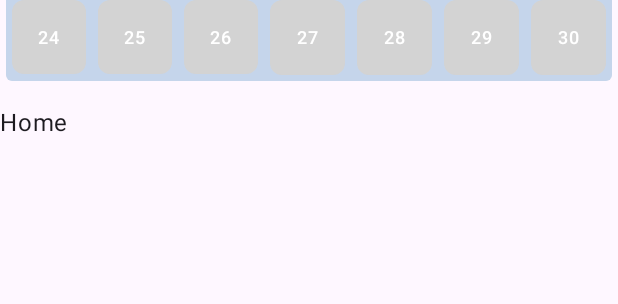
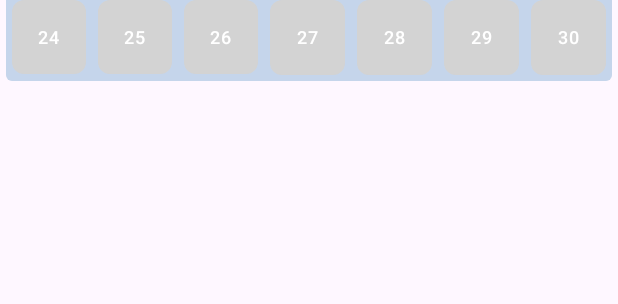
Before and after one commit to yugo-miyabe/Habits_App, an Android app built with Jetpack Compose: the @Preview function App, on a phone screen of 412 x 824 dp. Shown: the part 585-889 px from the top of the screen. Run offline under Robolectric (Android 15) with nearby library versions, the phone set to English and light mode, and no system bars; our stand-ins replace Compose Multiplatform resources, Room's generated code; 1 statement that could not run was skipped.

Commit message:
ケース作成

```diff
--- a/composeApp/src/commonMain/kotlin/jp/yuyuyu/habits/screen/home/HomeScreen.kt
+++ b/composeApp/src/commonMain/kotlin/jp/yuyuyu/habits/screen/home/HomeScreen.kt
@@ -21,7 +21,6 @@ fun HomeScreen(
     uiState.value.let { state ->
         when (state) {
             is HomeUiState.Success -> {
-                state.currentDateTime
                 HomeTemplate(
                     calendarPagerState = pager,
                     currentDateTime = state.currentDateTime,
@@ -29,8 +28,12 @@ fun HomeScreen(
                 )
             }
 
-            else -> {
-                /* TODO */
+            is HomeUiState.Error -> {
+                // TODO エラー表示
+            }
+
+            is HomeUiState.Loading -> {
+                // TODO ローディング表示
             }
         }
     }
--- a/composeApp/src/commonMain/kotlin/jp/yuyuyu/habits/ui/template/HomeTemplate.kt
+++ b/composeApp/src/commonMain/kotlin/jp/yuyuyu/habits/ui/template/HomeTemplate.kt
@@ -11,9 +11,7 @@ import androidx.compose.foundation.pager.PagerState
 import androidx.compose.foundation.pager.rememberPagerState
 import androidx.compose.material3.Icon
 import androidx.compose.material3.IconButton
-import androidx.compose.material3.MaterialTheme
 import androidx.compose.material3.Scaffold
-import androidx.compose.material3.Text
 import androidx.compose.runtime.Composable
 import androidx.compose.ui.Alignment
 import androidx.compose.ui.Modifier
@@ -57,11 +55,6 @@ fun HomeTemplate(
                         modifier = Modifier.fillMaxWidth()
                     )
                 }
-
-                Text(
-                    text = "Home",
-                    style = MaterialTheme.typography.bodyLarge
-                )
             }
             Box(modifier = Modifier.fillMaxWidth().align(Alignment.BottomCenter)) {
                 AdMobBanner()
```
